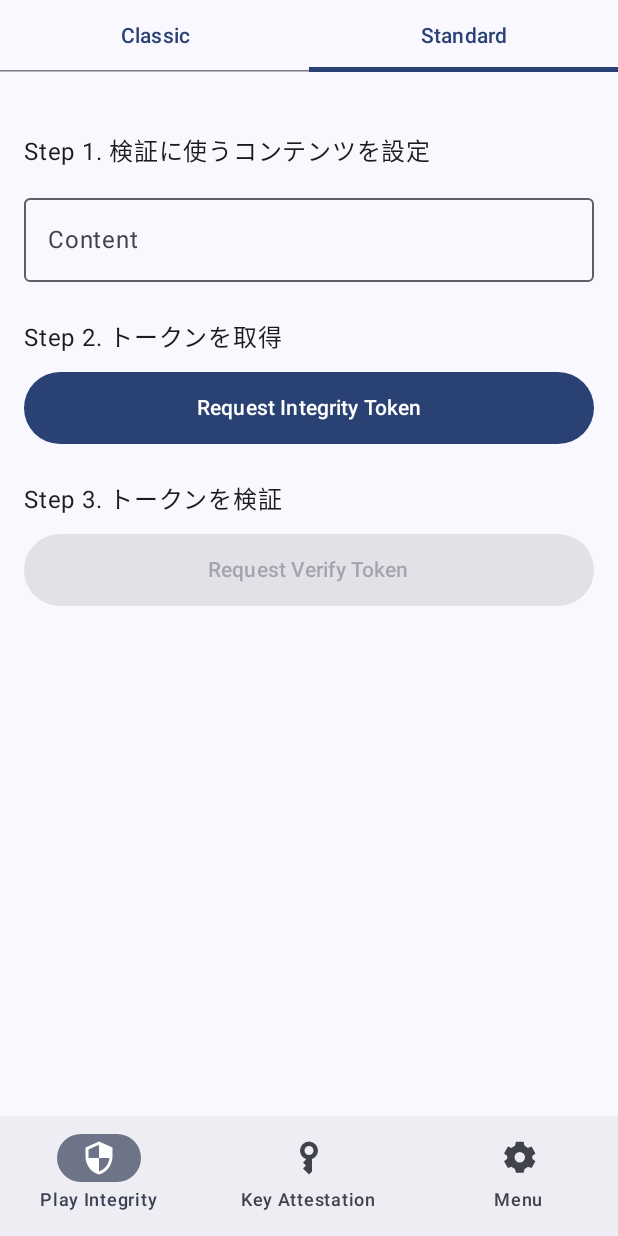
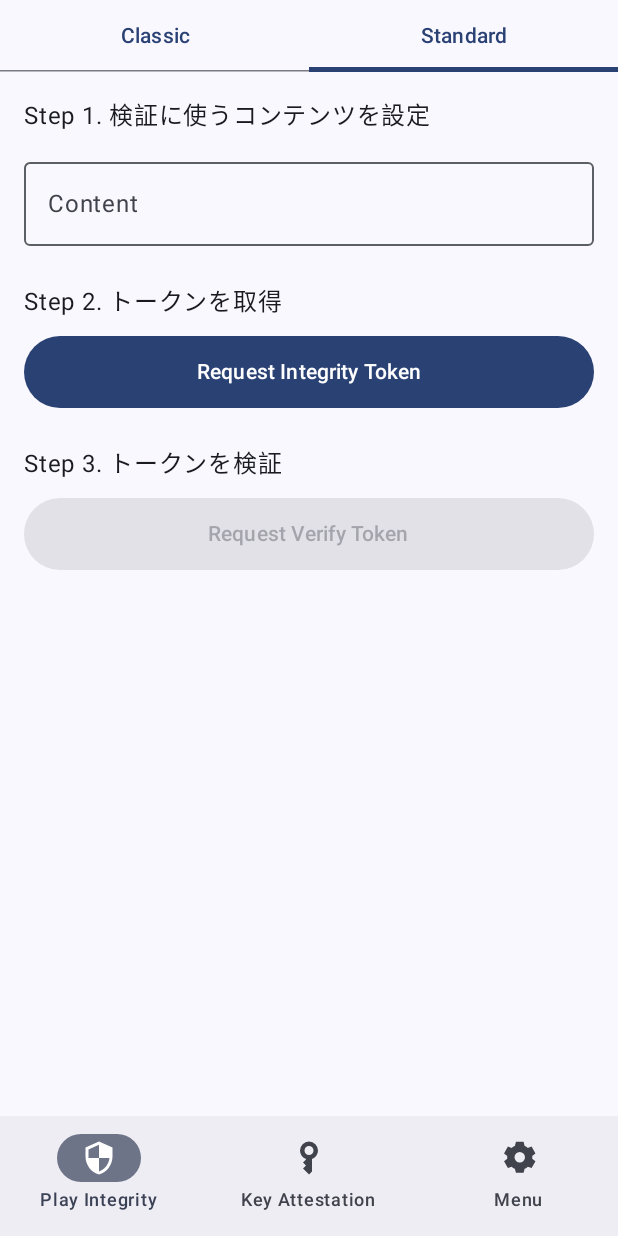
Before and after one commit to keiji/android-device-integrity, an Android app built with Jetpack Compose: the PlayIntegrityScreen screen opened through its navigation route, tab 2 chosen, on a phone screen of 412 x 824 dp. Run offline under Robolectric (Android 15) with nearby library versions, the phone set to English and light mode, and no system bars; our stand-ins replace Dagger/Hilt's generated code, Timber; 1 statement that could not run was skipped.

Commit message:
fix: Play Integrityのclassic/standardの画面についてはStep 1. についてのみ、上野スペーサーは消してください。
feat: アプリ側の実装を調整

Play Integrity, Key Attestationの結果表示部を次のように変更する

## Play Integrity
 * Has Class3 Authenticator -> Class 3 Authenticator
 * Has StrongBox -> StrongBox

## Key Attestation
 * Reason とAttestation Version の間にHorizontal Dividerを追加
 * Is Verified -> Verified
 * Is Device Lock Enabled -> Device Lock Enabled
 * Is Biometrics Enabled -> Biometrics Enabled

## Play IntegrityとKey Attestation
 * Step x. のテキスト行の上部Spacerを24.dp, 下部Spacerを 12.dpに設定

```diff
--- a/android/ui/main/src/main/java/dev/keiji/deviceintegrity/ui/main/playintegrity/ClassicPlayIntegrityContent.kt
+++ b/android/ui/main/src/main/java/dev/keiji/deviceintegrity/ui/main/playintegrity/ClassicPlayIntegrityContent.kt
@@ -56,7 +56,6 @@ fun ClassicPlayIntegrityContent(
         horizontalAlignment = Alignment.Start,
         verticalArrangement = Arrangement.Top
     ) {
-        Spacer(modifier = Modifier.height(24.dp))
         Text(text = "Step 1. サーバーからNonceを取得")
         Spacer(modifier = Modifier.height(12.dp))
         Button(
--- a/android/ui/main/src/main/java/dev/keiji/deviceintegrity/ui/main/playintegrity/StandardPlayIntegrityContent.kt
+++ b/android/ui/main/src/main/java/dev/keiji/deviceintegrity/ui/main/playintegrity/StandardPlayIntegrityContent.kt
@@ -57,7 +57,6 @@ fun StandardPlayIntegrityContent(
         horizontalAlignment = Alignment.Start,
         verticalArrangement = Arrangement.Top
     ) {
-        Spacer(modifier = Modifier.height(24.dp))
         Text(text = "Step 1. 検証に使うコンテンツを設定")
         Spacer(modifier = Modifier.height(12.dp))
         OutlinedTextField(
```
